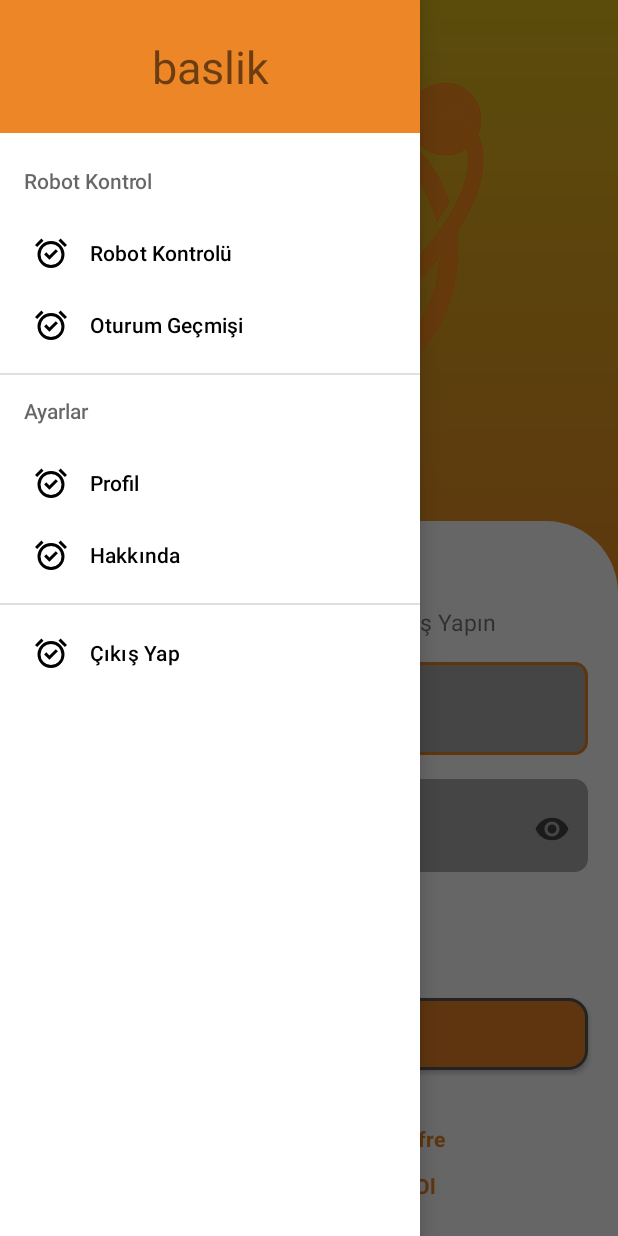
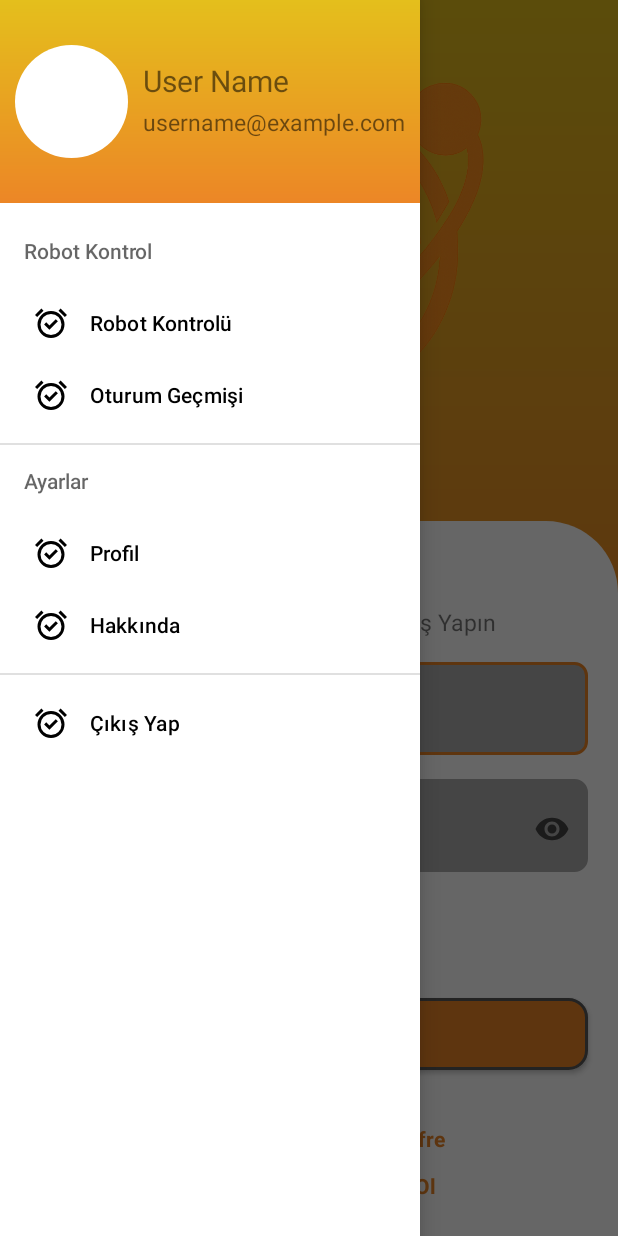
Before and after one commit to dogukanpayal/CitrusOrbit, an Android app: the screen it shows after launch (MainActivity), with the side drawer open, on a phone screen of 412 x 824 dp. Run offline under Robolectric (Android 15) with nearby library versions, the phone set to English and light mode, and no system bars; our stand-ins replace Firebase (no records; nobody signed in at launch, a user with empty details on screens opened directly).

Commit message:
Navigation drawer'da header tasarlandı.

```diff
--- /dev/null
+++ b/DevelopmentProject/app/src/main/res/drawable/navigation_user_image_box_style.xml
@@ -0,0 +1,6 @@
+<?xml version="1.0" encoding="utf-8"?>
+<shape xmlns:android="http://schemas.android.com/apk/res/android" android:shape="rectangle">
+    <solid android:color="@color/white"/>
+    <corners
+        android:radius="48dp"/>
+</shape>
--- a/DevelopmentProject/app/src/main/res/layout/header_navigation_drawer.xml
+++ b/DevelopmentProject/app/src/main/res/layout/header_navigation_drawer.xml
@@ -1,26 +1,72 @@
 <?xml version="1.0" encoding="utf-8"?>
 <androidx.constraintlayout.widget.ConstraintLayout xmlns:android="http://schemas.android.com/apk/res/android"
     xmlns:app="http://schemas.android.com/apk/res-auto"
+    xmlns:tools="http://schemas.android.com/tools"
     android:layout_width="match_parent"
     android:layout_height="wrap_content"
-    android:background="@color/turuncu"
+    android:fitsSystemWindows="true"
+    android:background="@drawable/background_style"
     >
 
-    <TextView
-        android:layout_width="wrap_content"
+    <androidx.constraintlayout.widget.ConstraintLayout
+        android:id="@+id/headerElementsConstraintBox"
+        android:layout_width="match_parent"
         android:layout_height="wrap_content"
-        android:layout_marginTop="24dp"
-        android:layout_marginBottom="24dp"
-        android:text="baslik"
+        android:layout_marginEnd="10dp"
+        android:fitsSystemWindows="true"
         app:layout_constraintBottom_toBottomOf="parent"
         app:layout_constraintEnd_toEndOf="parent"
-        app:layout_constraintHorizontal_bias="0.5"
         app:layout_constraintStart_toStartOf="parent"
-        app:layout_constraintTop_toTopOf="parent"
-        app:layout_constraintVertical_bias="0.5"
-        android:textSize="30sp">
+        app:layout_constraintTop_toTopOf="parent">
+
+        <TextView
+            android:id="@+id/navigationKullaniciIsmiTextView"
+            android:layout_width="0dp"
+            android:layout_height="wrap_content"
+            android:layout_marginStart="10dp"
+            android:layout_marginTop="10dp"
+            android:autoSizeTextType="uniform"
+            android:ellipsize="end"
+            android:maxLines="2"
+            android:singleLine="false"
+            android:text="User Name"
+            android:textSize="20dp"
+            app:layout_constraintEnd_toEndOf="parent"
+            app:layout_constraintStart_toEndOf="@+id/userPhotoConstraintBox"
+            app:layout_constraintTop_toTopOf="@+id/userPhotoConstraintBox" />
 
 
-    </TextView>
+        <androidx.constraintlayout.widget.ConstraintLayout
+            android:id="@+id/userPhotoConstraintBox"
+            android:layout_width="75dp"
+            android:layout_height="75dp"
+            android:layout_marginStart="10dp"
+            android:layout_marginTop="30dp"
+            android:layout_marginBottom="30dp"
+            android:background="@drawable/navigation_user_image_box_style"
+            app:layout_constraintBottom_toBottomOf="parent"
+            app:layout_constraintStart_toStartOf="parent"
+            app:layout_constraintTop_toTopOf="parent">
+
+        </androidx.constraintlayout.widget.ConstraintLayout>
+
+        <TextView
+            android:id="@+id/navigationKullaniciEmailTextView"
+            android:layout_width="0dp"
+            android:layout_height="wrap_content"
+            android:layout_marginStart="10dp"
+            android:layout_marginBottom="10dp"
+            android:autoSizeTextType="uniform"
+            android:ellipsize="end"
+            android:maxLines="2"
+            android:singleLine="false"
+            android:text="username@example.com"
+            android:textSize="15dp"
+            app:layout_constraintBottom_toBottomOf="@+id/userPhotoConstraintBox"
+            app:layout_constraintEnd_toEndOf="parent"
+            app:layout_constraintStart_toEndOf="@+id/userPhotoConstraintBox"
+            app:layout_constraintTop_toBottomOf="@+id/navigationKullaniciIsmiTextView" />
+
+    </androidx.constraintlayout.widget.ConstraintLayout>
 
 </androidx.constraintlayout.widget.ConstraintLayout>
```
